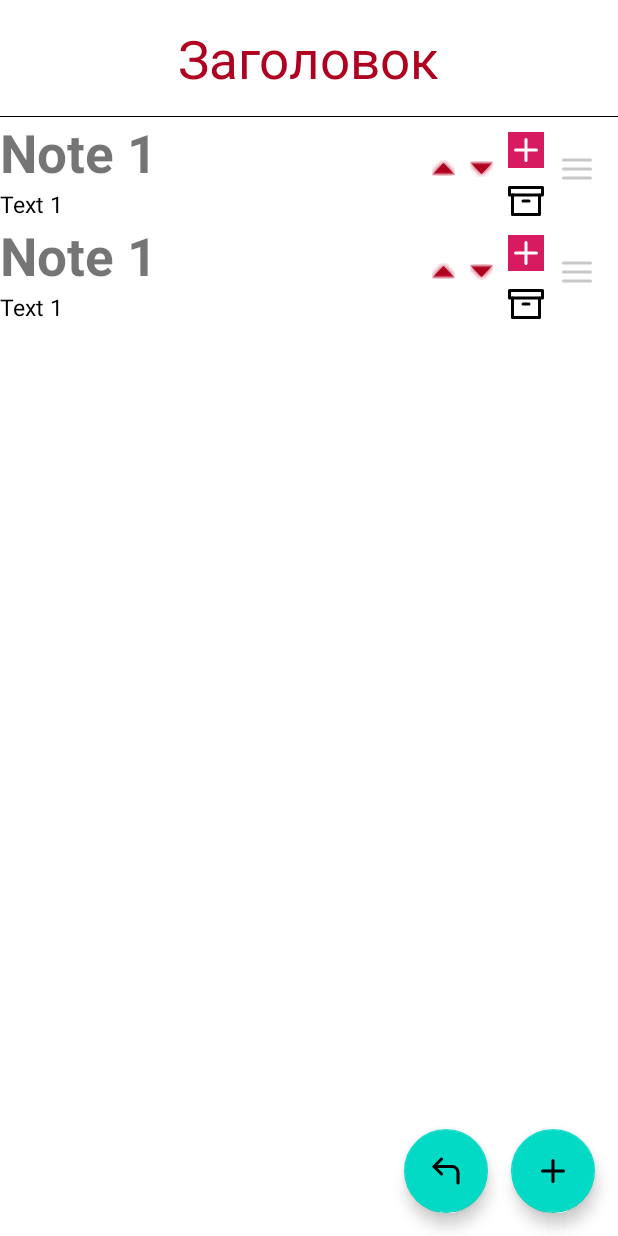
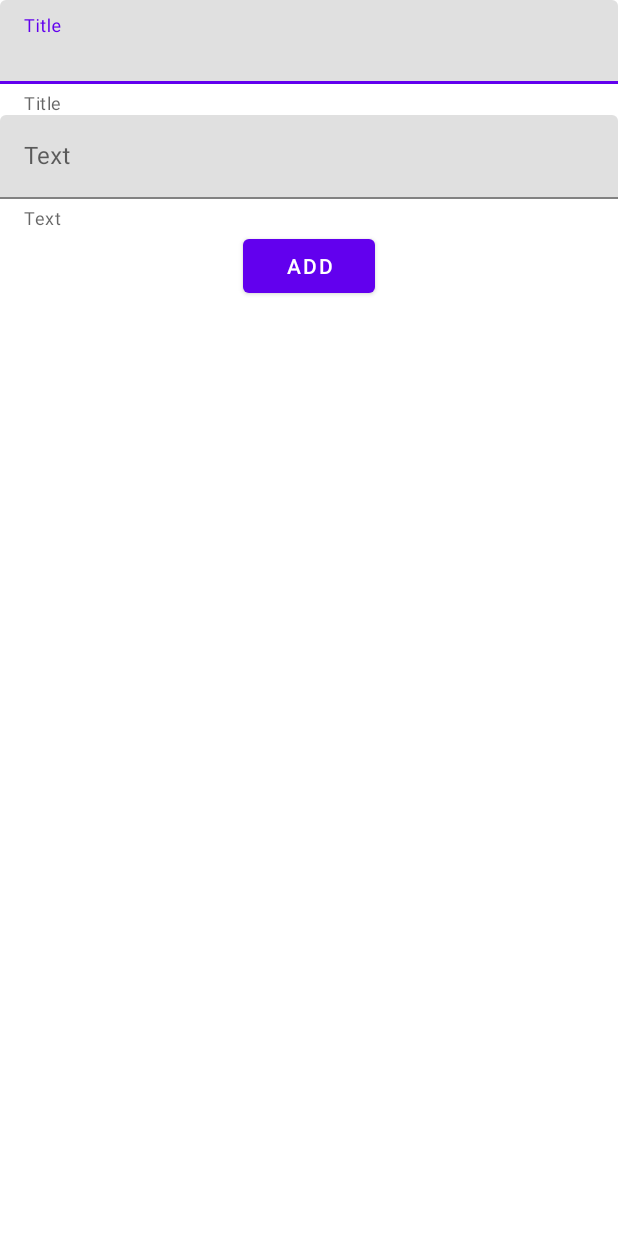
Before and after one commit to fadnier/PictureOfTheDay, an Android app: the RecyclerActivity screen opened directly, with no data from a screen before it, after a tap on an icon or button, on a phone screen of 412 x 824 dp. Run offline under Robolectric (Android 15) with nearby library versions, the phone set to English and light mode, and no system bars.

Commit message:
homework6 add notes

```diff
--- a/app/src/main/AndroidManifest.xml
+++ b/app/src/main/AndroidManifest.xml
@@ -20,6 +20,7 @@
         </activity>
         <activity android:name=".ui.apibottom.ApiBottomActivity"/>
         <activity android:name=".ui.recycler.RecyclerActivity"/>
+        <activity android:name=".ui.recycler.RecyclerEditActivity"/>
     </application>
 
 </manifest>
--- a/app/src/main/java/org/sochidrive/pod/ui/recycler/RecyclerActivity.kt
+++ b/app/src/main/java/org/sochidrive/pod/ui/recycler/RecyclerActivity.kt
@@ -1,23 +1,16 @@
 package org.sochidrive.pod.ui.recycler
 
-import android.graphics.Canvas
-import android.graphics.Color
+import android.content.Intent
 import android.os.Bundle
-import android.view.LayoutInflater
-import android.view.MotionEvent
-import android.view.View
-import android.view.ViewGroup
 import android.widget.Toast
 import androidx.appcompat.app.AppCompatActivity
-import androidx.core.view.MotionEventCompat
-import androidx.recyclerview.widget.DiffUtil
 import androidx.recyclerview.widget.ItemTouchHelper
 import androidx.recyclerview.widget.RecyclerView
 import kotlinx.android.synthetic.main.activity_recycler.*
 import kotlinx.android.synthetic.main.activity_recycler_item_earth.view.*
 import kotlinx.android.synthetic.main.activity_recycler_item_mars.view.*
 import org.sochidrive.pod.R
-import kotlin.math.abs
+
 
 class RecyclerActivity : AppCompatActivity() {
     private lateinit var itemTouchHelper: ItemTouchHelper
@@ -47,11 +40,23 @@ class RecyclerActivity : AppCompatActivity() {
         )
 
         recyclerView.adapter = adapter
-        recyclerActivityFAB.setOnClickListener { adapter.appendItem() }
+        recyclerActivityFAB.setOnClickListener {
+            //adapter.appendItem()
+            startActivityForResult(Intent(this,RecyclerEditActivity::class.java),99)
+        }
         itemTouchHelper = ItemTouchHelper(ItemTouchHelperCallback(adapter))
         itemTouchHelper.attachToRecyclerView(recyclerView)
         recyclerActivityDiffUtilFAB.setOnClickListener { changeAdapterData() }
         //changeAdapterData()
+    }
+
+    override fun onActivityResult(requestCode: Int, responseCode: Int, result: Intent?) {
+        super.onActivityResult(requestCode, responseCode, result)
+        if (result != null && responseCode == RESULT_OK) {
+            val title = result.getStringExtra("TITLE_SELECT")
+            val text = result.getStringExtra("TEXT_SELECT")
+            adapter.appendItem(Note(1,title.toString(),text.toString()))
+        }
     }
 
     private fun changeAdapterData() {
--- a/app/src/main/java/org/sochidrive/pod/ui/recycler/RecyclerActivityAdapter.kt
+++ b/app/src/main/java/org/sochidrive/pod/ui/recycler/RecyclerActivityAdapter.kt
@@ -86,8 +86,8 @@ class RecyclerActivityAdapter(
         data.addAll(newItems)
     }
 
-    fun appendItem() {
-        data.add(generateItem())
+    fun appendItem(note: Note) {
+        data.add(Pair(note,false))
         notifyItemInserted(itemCount - 1)
     }
 
--- /dev/null
+++ b/app/src/main/java/org/sochidrive/pod/ui/recycler/RecyclerEditActivity.kt
@@ -0,0 +1,24 @@
+package org.sochidrive.pod.ui.recycler
+
+import android.content.Intent
+import android.os.Bundle
+import android.util.Log
+import androidx.appcompat.app.AppCompatActivity
+import kotlinx.android.synthetic.main.layout_recycler_add.*
+import org.sochidrive.pod.R
+
+
+class RecyclerEditActivity: AppCompatActivity()  {
+
+    override fun onCreate(savedInstanceState: Bundle?) {
+        super.onCreate(savedInstanceState)
+        setContentView(R.layout.layout_recycler_add)
+        rec_add.setOnClickListener {
+            val result = Intent()
+            result.putExtra("TITLE_SELECT", input_title_add.text.toString())
+            result.putExtra("TEXT_SELECT", input_text_add.text.toString())
+            setResult(RESULT_OK, result)
+            finish()
+        }
+    }
+}
--- /dev/null
+++ b/app/src/main/res/layout/layout_recycler_add.xml
@@ -0,0 +1,54 @@
+<?xml version="1.0" encoding="utf-8"?>
+<androidx.constraintlayout.widget.ConstraintLayout xmlns:android="http://schemas.android.com/apk/res/android"
+    xmlns:app="http://schemas.android.com/apk/res-auto"
+    xmlns:tools="http://schemas.android.com/tools"
+    android:layout_width="match_parent"
+    android:layout_height="match_parent">
+
+
+
+
+    <com.google.android.material.textfield.TextInputLayout
+        android:id="@+id/titleAdd"
+        android:layout_width="match_parent"
+        android:layout_height="wrap_content"
+        android:hint="Title"
+        app:helperText="Title"
+        app:layout_constraintEnd_toEndOf="parent"
+        app:layout_constraintStart_toStartOf="parent"
+        app:layout_constraintTop_toTopOf="parent">
+
+        <com.google.android.material.textfield.TextInputEditText
+            android:id="@+id/input_title_add"
+            android:layout_width="match_parent"
+            android:layout_height="wrap_content"
+            android:inputType="text" />
+    </com.google.android.material.textfield.TextInputLayout>
+
+    <com.google.android.material.textfield.TextInputLayout
+        android:id="@+id/textAdd"
+        android:layout_width="match_parent"
+        android:layout_height="wrap_content"
+        android:hint="Text"
+        app:helperText="Text"
+        app:layout_constraintEnd_toEndOf="parent"
+        app:layout_constraintStart_toStartOf="parent"
+        app:layout_constraintTop_toBottomOf="@+id/titleAdd">
+
+        <com.google.android.material.textfield.TextInputEditText
+            android:id="@+id/input_text_add"
+            android:layout_width="match_parent"
+            android:layout_height="wrap_content"
+            android:inputType="text" />
+    </com.google.android.material.textfield.TextInputLayout>
+
+    <com.google.android.material.button.MaterialButton
+        android:id="@+id/rec_add"
+        android:layout_width="wrap_content"
+        android:layout_height="wrap_content"
+        android:text="Add"
+
+        app:layout_constraintEnd_toEndOf="parent"
+        app:layout_constraintStart_toStartOf="parent"
+        app:layout_constraintTop_toBottomOf="@+id/textAdd" />
+</androidx.constraintlayout.widget.ConstraintLayout>
--- a/app/src/main/res/menu/menu_bottom_navigation.xml
+++ b/app/src/main/res/menu/menu_bottom_navigation.xml
@@ -12,6 +12,6 @@
         <item
             android:id="@+id/navigation_hw6"
             android:icon="@drawable/ic_send"
-            android:title="На экран 3" />
+            android:title="На экран Notes" />
     </group>
 </menu>
```
